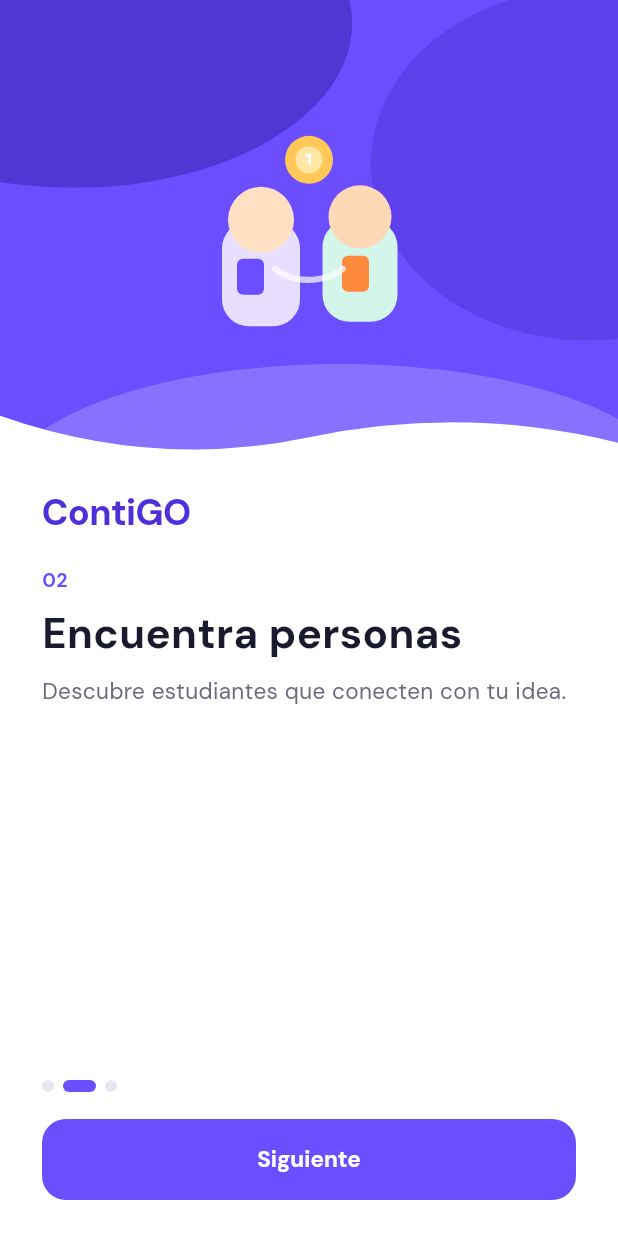
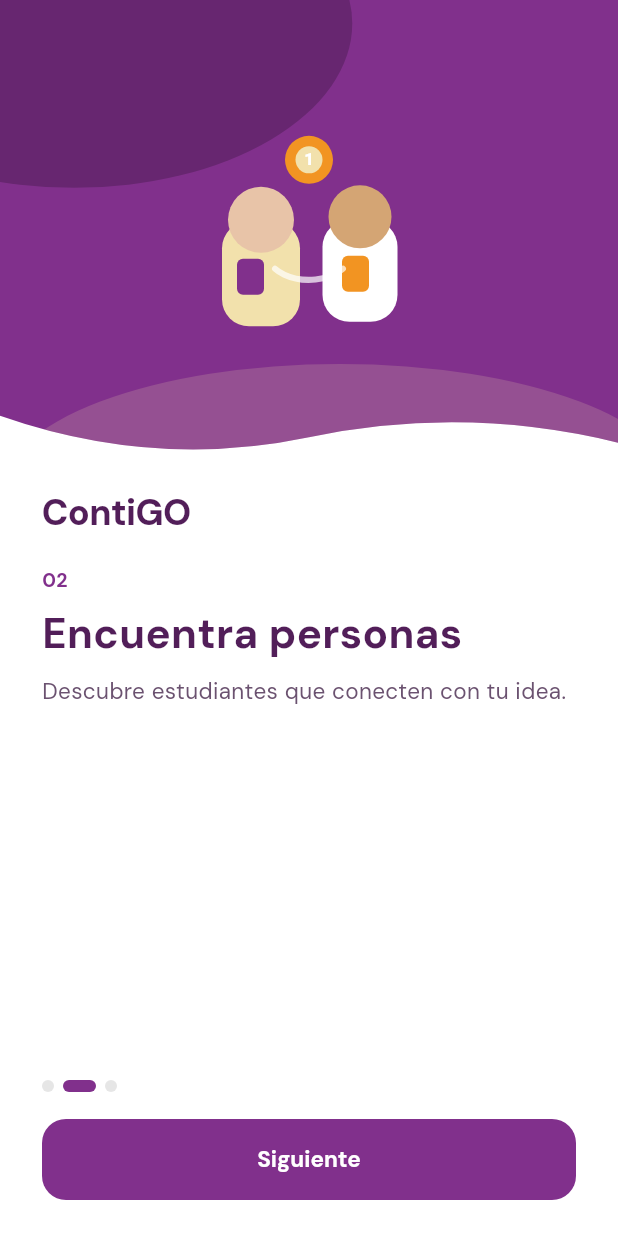
Before and after one commit to Darkness15961/ContiGO, a Flutter app: the screen it shows after launch, after a tap on "Siguiente", on a phone screen of 412 x 824 dp. Run offline on Flutter 3.47's test engine with Material 3 defaults, Android fonts, the phone set to English and light mode, and no system bars; our stand-ins replace google_fonts.

Commit message:
style: apply new ContiGO brand palette
Replace UI colors with #81308C, #521E59, #F2E1AC, #F29422, and #F2F2F2 by importance.

Co-authored-by: Cursor <cursoragent@cursor.com>

```diff
--- a/lib/screens/login_screen.dart
+++ b/lib/screens/login_screen.dart
@@ -106,7 +106,7 @@ class _LoginScreenState extends State<LoginScreen> {
                     child: Text(
                       '¿Olvidaste tu contraseña?',
                       style: GoogleFonts.dmSans(
-                        color: AppColors.accentPink,
+                        color: AppColors.orange,
                         fontWeight: FontWeight.w600,
                         fontSize: 12,
                       ),
--- a/lib/screens/shell_screen.dart
+++ b/lib/screens/shell_screen.dart
@@ -167,7 +167,7 @@ class _CreateNavButton extends StatelessWidget {
                   shape: BoxShape.circle,
                   boxShadow: [
                     BoxShadow(
-                      color: Color(0x406B4EFF),
+                      color: Color(0x6681308C),
                       blurRadius: 8,
                       offset: Offset(0, 3),
                     ),
--- a/lib/theme/app_theme.dart
+++ b/lib/theme/app_theme.dart
@@ -1,26 +1,36 @@
 import 'package:flutter/material.dart';
 import 'package:google_fonts/google_fonts.dart';
 
-/// Paleta alineada al mockup de referencia (violeta + manchas + blanco).
+/// Paleta ContiGO (jerarquía de importancia, de arriba hacia abajo).
+/// 1. #81308C  2. #521E59  3. #F2E1AC  4. #F29422  5. #F2F2F2
 class AppColors {
-  /// Header / botones principales
-  static const violet = Color(0xFF6B4EFF);
-  /// Manchas y estados activos
-  static const violetDeep = Color(0xFF4F2FD6);
-  /// Mancha más oscura
-  static const violetBlotch = Color(0xFF3D22B0);
-  /// Fondos chips / soft
-  static const violetSoft = Color(0xFFEEE8FF);
-  static const violetMist = Color(0xFFF6F3FF);
+  /// 1 — Principal: botones, nav activa, headers, acciones
+  static const primary = Color(0xFF81308C);
+  /// 2 — Profundo: manchas, títulos, texto fuerte, estados
+  static const deep = Color(0xFF521E59);
+  /// 3 — Suave: chips, fondos de acento, tags
+  static const cream = Color(0xFFF2E1AC);
+  /// 4 — Acento: CTAs especiales, barras, highlights
+  static const orange = Color(0xFFF29422);
+  /// 5 — Neutro: fondo de pantallas
+  static const mist = Color(0xFFF2F2F2);
+
+  // —— Alias usados en toda la app (misma paleta) ——
+  static const violet = primary;
+  static const violetDeep = deep;
+  static const violetBlotch = deep;
+  static const violetSoft = cream;
+  static const violetMist = mist;
+  static const accentWarm = orange;
+  static const accentPink = orange;
+  static const bgSoft = mist;
+  static const inputFill = Color(0xFFFFFFFF);
+  static const grayLight = Color(0xFFE6E6E6);
+  static const grayDark = Color(0xFF6B5270);
+  static const black = deep;
   static const white = Color(0xFFFFFFFF);
-  static const black = Color(0xFF1A1A2E);
-  static const grayDark = Color(0xFF6B6B80);
-  static const grayLight = Color(0xFFE8E6F0);
-  static const inputFill = Color(0xFFF3F2F8);
-  static const bgSoft = Color(0xFFF7F6FB);
-  static const accentWarm = Color(0xFFFF8A3D);
-  static const accentPink = Color(0xFFC084FC);
-  static const success = Color(0xFF22C55E);
+  /// Estado positivo (semántico, no de marca)
+  static const success = Color(0xFF2F9E6B);
 }
 
 class AppTheme {
@@ -28,39 +38,40 @@ class AppTheme {
     final base = ThemeData(
       useMaterial3: true,
       brightness: Brightness.light,
-      scaffoldBackgroundColor: AppColors.bgSoft,
+      scaffoldBackgroundColor: AppColors.mist,
       colorScheme: const ColorScheme.light(
-        primary: AppColors.violet,
+        primary: AppColors.primary,
         onPrimary: AppColors.white,
-        secondary: AppColors.violetDeep,
+        secondary: AppColors.deep,
+        tertiary: AppColors.orange,
         surface: AppColors.white,
-        onSurface: AppColors.black,
+        onSurface: AppColors.deep,
         outline: AppColors.grayLight,
       ),
     );
 
     return base.copyWith(
       textTheme: GoogleFonts.dmSansTextTheme(base.textTheme).apply(
-        bodyColor: AppColors.black,
-        displayColor: AppColors.black,
+        bodyColor: AppColors.deep,
+        displayColor: AppColors.deep,
       ),
       appBarTheme: AppBarTheme(
-        backgroundColor: AppColors.bgSoft,
-        foregroundColor: AppColors.black,
+        backgroundColor: AppColors.mist,
+        foregroundColor: AppColors.deep,
         elevation: 0,
         scrolledUnderElevation: 0,
         centerTitle: false,
         titleTextStyle: GoogleFonts.dmSans(
           fontSize: 20,
           fontWeight: FontWeight.w700,
-          color: AppColors.black,
+          color: AppColors.deep,
         ),
       ),
       elevatedButtonTheme: ElevatedButtonThemeData(
         style: ElevatedButton.styleFrom(
-          backgroundColor: AppColors.violet,
+          backgroundColor: AppColors.primary,
           foregroundColor: AppColors.white,
-          disabledBackgroundColor: AppColors.violetSoft,
+          disabledBackgroundColor: AppColors.cream,
           disabledForegroundColor: AppColors.grayDark,
           elevation: 0,
           minimumSize: const Size.fromHeight(54),
@@ -71,8 +82,8 @@ class AppTheme {
       ),
       outlinedButtonTheme: OutlinedButtonThemeData(
         style: OutlinedButton.styleFrom(
-          foregroundColor: AppColors.violetDeep,
-          side: const BorderSide(color: AppColors.violet, width: 1.4),
+          foregroundColor: AppColors.deep,
+          side: const BorderSide(color: AppColors.primary, width: 1.4),
           minimumSize: const Size.fromHeight(54),
           shape: RoundedRectangleBorder(borderRadius: BorderRadius.circular(16)),
           textStyle: GoogleFonts.dmSans(fontWeight: FontWeight.w600, fontSize: 15),
@@ -80,13 +91,13 @@ class AppTheme {
       ),
       textButtonTheme: TextButtonThemeData(
         style: TextButton.styleFrom(
-          foregroundColor: AppColors.violet,
+          foregroundColor: AppColors.primary,
           textStyle: GoogleFonts.dmSans(fontWeight: FontWeight.w700, fontSize: 13),
         ),
       ),
       inputDecorationTheme: InputDecorationTheme(
         filled: true,
-        fillColor: AppColors.inputFill,
+        fillColor: AppColors.white,
         hintStyle: GoogleFonts.dmSans(color: AppColors.grayDark, fontSize: 14),
         contentPadding: const EdgeInsets.symmetric(horizontal: 18, vertical: 18),
         border: OutlineInputBorder(
@@ -99,20 +110,21 @@ class AppTheme {
         ),
         focusedBorder: OutlineInputBorder(
           borderRadius: BorderRadius.circular(16),
-          borderSide: const BorderSide(color: AppColors.violet, width: 1.4),
+          borderSide: const BorderSide(color: AppColors.primary, width: 1.4),
         ),
       ),
       chipTheme: ChipThemeData(
-        backgroundColor: AppColors.violetSoft,
-        selectedColor: AppColors.violet,
-        labelStyle: GoogleFonts.dmSans(fontSize: 12, color: AppColors.violetDeep),
+        backgroundColor: AppColors.cream,
+        selectedColor: AppColors.primary,
+        labelStyle: GoogleFonts.dmSans(fontSize: 12, color: AppColors.deep),
+        secondaryLabelStyle: GoogleFonts.dmSans(fontSize: 12, color: AppColors.white),
         padding: const EdgeInsets.symmetric(horizontal: 10, vertical: 4),
         shape: RoundedRectangleBorder(borderRadius: BorderRadius.circular(20)),
         side: BorderSide.none,
       ),
       bottomNavigationBarTheme: const BottomNavigationBarThemeData(
         backgroundColor: AppColors.white,
-        selectedItemColor: AppColors.violet,
+        selectedItemColor: AppColors.primary,
         unselectedItemColor: AppColors.grayDark,
         type: BottomNavigationBarType.fixed,
         elevation: 0,
@@ -129,7 +141,7 @@ TextStyle displayStyle({
   return GoogleFonts.dmSans(
     fontSize: size,
     fontWeight: weight,
-    color: color ?? AppColors.black,
+    color: color ?? AppColors.deep,
     height: 1.2,
   );
 }
@@ -138,7 +150,7 @@ TextStyle brandStyle({double size = 36, Color? color}) {
   return GoogleFonts.dmSans(
     fontSize: size,
     fontWeight: FontWeight.w800,
-    color: color ?? AppColors.violetDeep,
+    color: color ?? AppColors.deep,
     letterSpacing: -0.4,
   );
 }
--- a/lib/widgets/visual.dart
+++ b/lib/widgets/visual.dart
@@ -24,7 +24,7 @@ class BlotchBackground extends StatelessWidget {
       child: Container(
         height: height,
         width: double.infinity,
-        color: AppColors.violet,
+        color: AppColors.primary,
         child: CustomPaint(
           painter: const _BlotchPainter(),
           // Sin StackFit.expand: el alto lo define el child (evita pantalla en blanco en ListView).
@@ -42,8 +42,8 @@ class _BlotchPainter extends CustomPainter {
   void paint(Canvas canvas, Size size) {
     final paint = Paint()..style = PaintingStyle.fill;
 
-    // Mancha grande superior-izquierda (como referencia)
-    paint.color = AppColors.violetBlotch.withValues(alpha: 0.55);
+    // Mancha grande superior-izquierda
+    paint.color = AppColors.deep.withValues(alpha: 0.55);
     canvas.drawOval(
       Rect.fromCenter(
         center: Offset(size.width * 0.12, size.height * 0.05),
@@ -54,7 +54,7 @@ class _BlotchPainter extends CustomPainter {
     );
 
     // Mancha derecha
-    paint.color = AppColors.violetDeep.withValues(alpha: 0.45);
+    paint.color = AppColors.primary.withValues(alpha: 0.35);
     canvas.drawOval(
       Rect.fromCenter(
         center: Offset(size.width * 0.95, size.height * 0.35),
@@ -64,8 +64,8 @@ class _BlotchPainter extends CustomPainter {
       paint,
     );
 
-    // Mancha inferior suave
-    paint.color = const Color(0x33FFFFFF);
+    // Mancha inferior suave (crema)
+    paint.color = AppColors.cream.withValues(alpha: 0.18);
     canvas.drawOval(
       Rect.fromCenter(
         center: Offset(size.width * 0.55, size.height * 1.05),
@@ -157,7 +157,7 @@ class SoftCard extends StatelessWidget {
 class AppShadows {
   static List<BoxShadow> get card => [
         BoxShadow(
-          color: const Color(0xFF4F2FD6).withValues(alpha: 0.07),
+          color: AppColors.deep.withValues(alpha: 0.08),
           blurRadius: 18,
           offset: const Offset(0, 8),
         ),
@@ -193,11 +193,11 @@ class _StudentsPainter extends CustomPainter {
     final paint = Paint()..style = PaintingStyle.fill;
 
     // Medalla
-    paint.color = const Color(0xFFFFC857);
+    paint.color = AppColors.orange;
     canvas.drawCircle(Offset(cx, cy - 58), 16, paint);
-    paint.color = const Color(0xFFFFE6A3);
+    paint.color = AppColors.cream;
     canvas.drawCircle(Offset(cx, cy - 58), 9, paint);
-    paint.color = AppColors.violetDeep;
+    paint.color = AppColors.deep;
     final tp = TextPainter(
       text: const TextSpan(
         text: '1',
@@ -208,7 +208,7 @@ class _StudentsPainter extends CustomPainter {
     tp.paint(canvas, Offset(cx - tp.width / 2, cy - 58 - tp.height / 2));
 
     // Cuerpo izquierdo
-    paint.color = const Color(0xFFE8DEFF);
+    paint.color = AppColors.cream;
     canvas.drawRRect(
       RRect.fromRectAndRadius(
         Rect.fromCenter(center: Offset(cx - 32, cy + 18), width: 52, height: 70),
@@ -216,11 +216,11 @@ class _StudentsPainter extends CustomPainter {
       ),
       paint,
     );
-    paint.color = const Color(0xFFFFE0C2);
+    paint.color = const Color(0xFFE8C4A8);
     canvas.drawCircle(Offset(cx - 32, cy - 18), 22, paint);
 
     // Cuerpo derecho
-    paint.color = const Color(0xFFD4F5E9);
+    paint.color = AppColors.white;
     canvas.drawRRect(
       RRect.fromRectAndRadius(
         Rect.fromCenter(center: Offset(cx + 34, cy + 16), width: 50, height: 68),
@@ -228,11 +228,11 @@ class _StudentsPainter extends CustomPainter {
       ),
       paint,
     );
-    paint.color = const Color(0xFFFFD8B5);
+    paint.color = const Color(0xFFD4A574);
     canvas.drawCircle(Offset(cx + 34, cy - 20), 21, paint);
 
     // Libros
-    paint.color = AppColors.violet;
+    paint.color = AppColors.primary;
     canvas.drawRRect(
       RRect.fromRectAndRadius(
         Rect.fromLTWH(cx - 48, cy + 8, 18, 24),
@@ -240,7 +240,7 @@ class _StudentsPainter extends CustomPainter {
       ),
       paint,
     );
-    paint.color = AppColors.accentWarm;
+    paint.color = AppColors.orange;
     canvas.drawRRect(
       RRect.fromRectAndRadius(
         Rect.fromLTWH(cx + 22, cy + 6, 18, 24),
```
Also changed, not shown: 1 other file.
